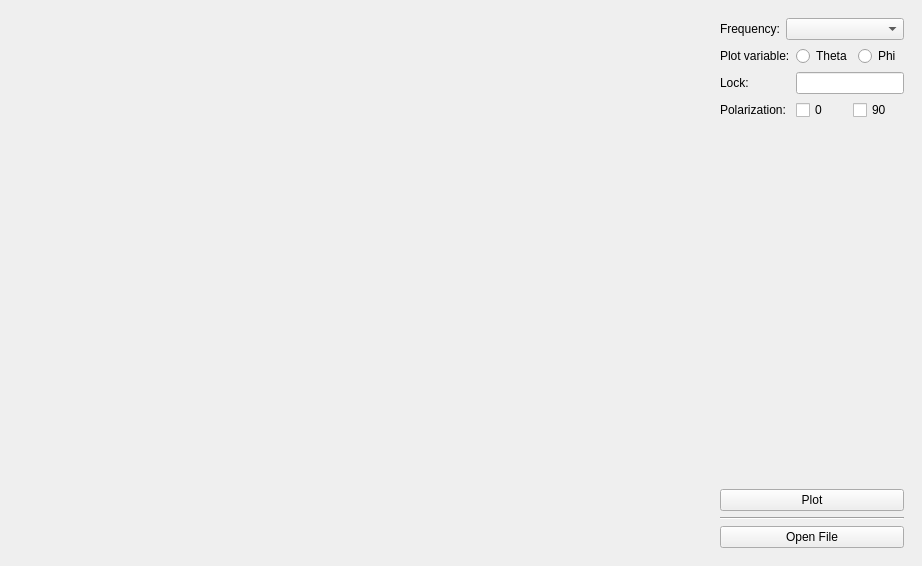
The window that mainwindow.ui (nahuiHoellmann/antenna-directivity-plotter) describes before a commit, drawn with Qt 5.
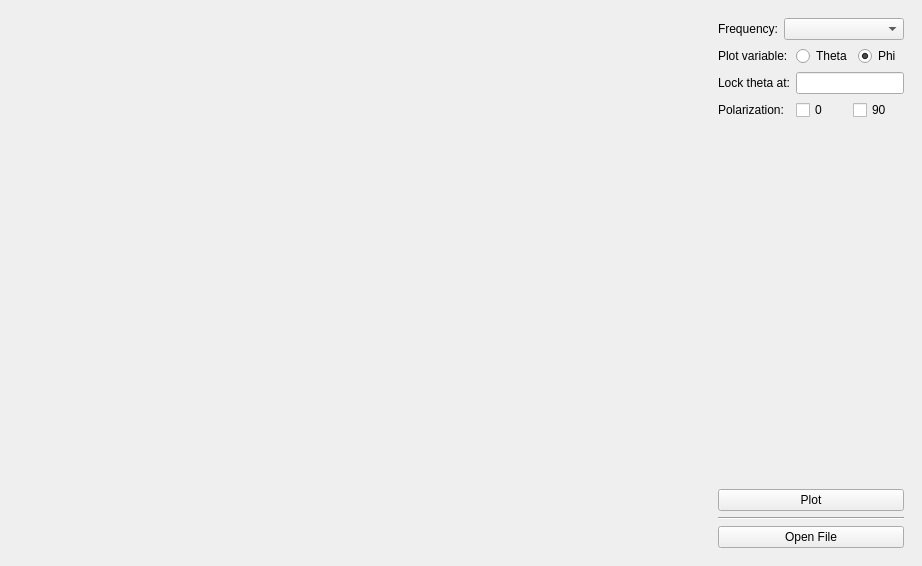
The same window after the commit.

Patch:
```diff
--- a/mainwindow.ui
+++ b/mainwindow.ui
@@ -76,6 +76,9 @@
              <property name="text">
               <string>Phi</string>
              </property>
+             <property name="checked">
+              <bool>true</bool>
+             </property>
             </widget>
            </item>
           </layout>
@@ -83,7 +86,7 @@
          <item row="2" column="0" colspan="2">
           <widget class="QLabel" name="lock_label">
            <property name="text">
-            <string>Lock:</string>
+            <string>Lock theta at:</string>
            </property>
           </widget>
          </item>
```
